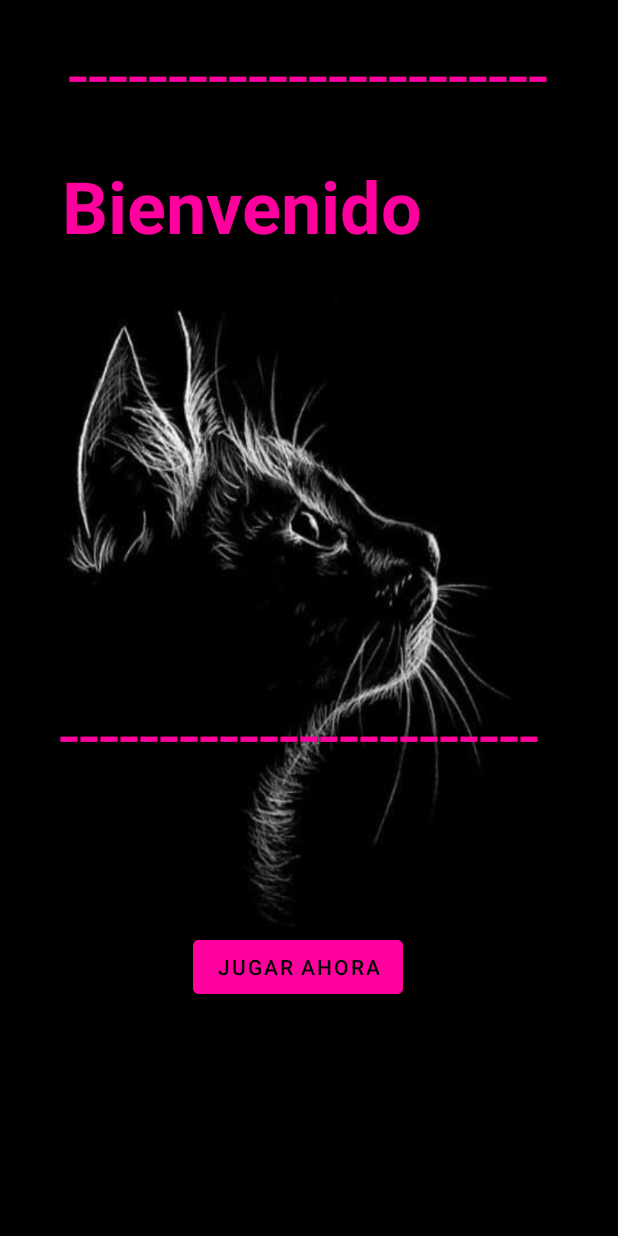
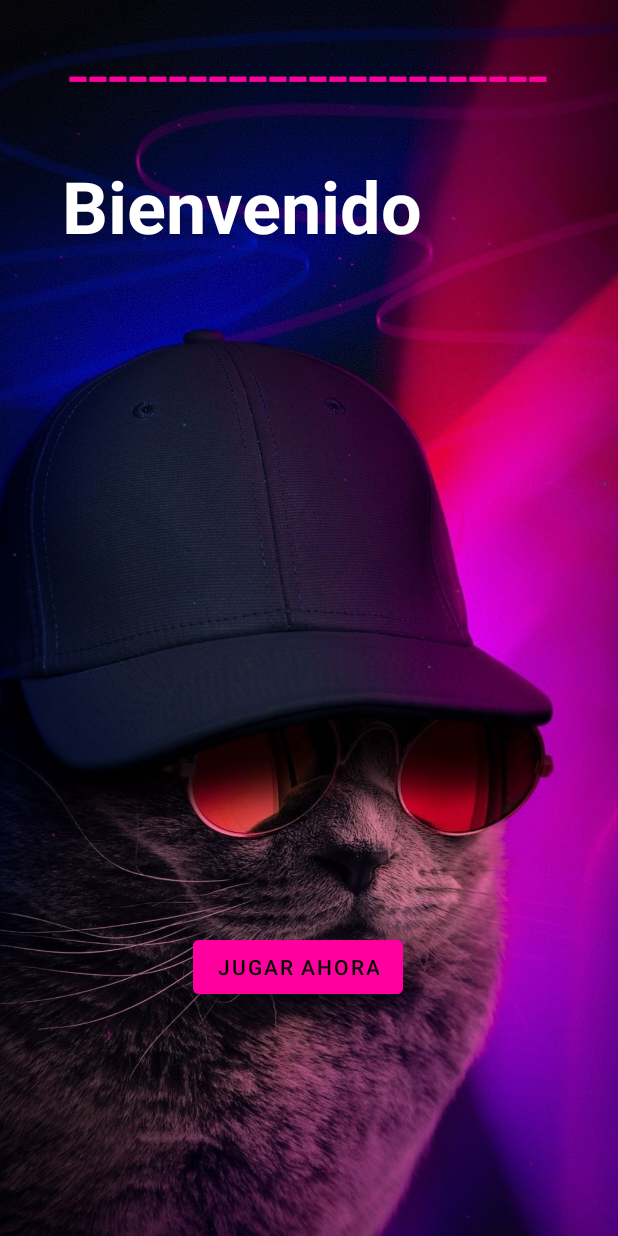
Before and after one commit to Dvendeb/AplicacionJuegoGato, an Android app: the screen it shows after launch (MainActivity), on a phone screen of 412 x 824 dp. Run offline under Robolectric (Android 15) with nearby library versions, the phone set to English and light mode, and no system bars.

Commit message:
Yaya ahora si es el bueno

```diff
--- a/JuegoGato/app/src/main/res/layout/activity_main.xml
+++ b/JuegoGato/app/src/main/res/layout/activity_main.xml
@@ -4,7 +4,7 @@
     xmlns:tools="http://schemas.android.com/tools"
     android:layout_width="match_parent"
     android:layout_height="match_parent"
-    android:background="@drawable/michi1"
+    android:background="@drawable/gatochido"
     tools:context=".MainActivity">
 
     <Button
@@ -30,7 +30,7 @@
         android:layout_marginTop="24dp"
         android:layout_marginEnd="84dp"
         android:text="@string/bienvenido"
-        android:textColor="@color/pink"
+        android:textColor="@color/white"
         android:textSize="48sp"
         android:textStyle="bold"
         app:layout_constraintEnd_toEndOf="@+id/textView4"
@@ -55,7 +55,6 @@
         android:layout_width="wrap_content"
         android:layout_height="wrap_content"
         android:layout_marginTop="456dp"
-        android:text="@string/lineas"
         android:textColor="@color/pink"
         android:textSize="48sp"
         app:layout_constraintEnd_toEndOf="parent"
```
Also changed, not shown: JuegoGato/app/src/main/res/drawable/gatochido.jpg (added), JuegoGato/app/src/main/res/drawable/michi1.jpg (deleted).
